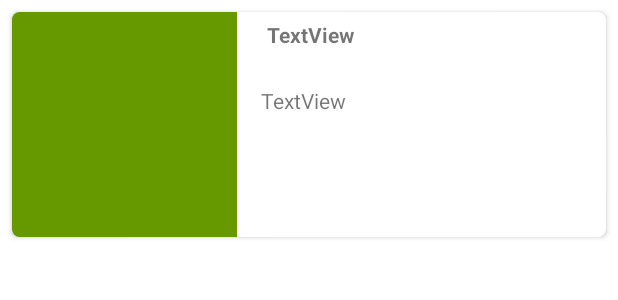
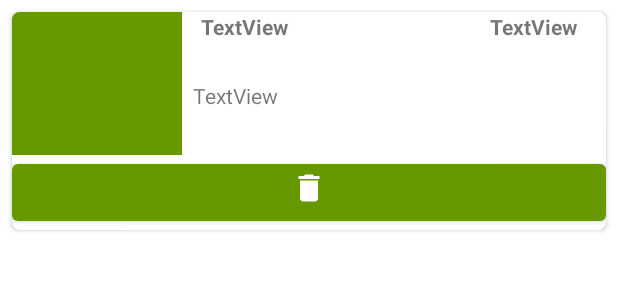
Before and after one commit to SunitcB/GardenMate, an Android app: the layout garden_log_list.xml on its own in the app's theme, with its tools: preview values and no code run, on a phone screen of 412 x 824 dp. Shown: the top 300 px of the screen. Run offline under Robolectric (Android 15) with nearby library versions, the phone set to English and light mode, and no system bars.

Commit message:
Refined few elements

```diff
--- a/app/src/main/java/com/sunitcb/gardenmate/entities/Plants.kt
+++ b/app/src/main/java/com/sunitcb/gardenmate/entities/Plants.kt
@@ -2,6 +2,7 @@ package com.sunitcb.gardenmate.entities
 
 import androidx.room.Entity
 import androidx.room.PrimaryKey
+import java.time.LocalDate
 
 @Entity
 data class Plants(
@@ -10,5 +11,6 @@ data class Plants(
     val name: String,
     val description: String,
     val type: String,
-    val wateringFrequency: Int
+    val wateringFrequency: Int,
+    val plantedDate: String
 )
--- a/app/src/main/java/com/sunitcb/gardenmate/ui/addPlant/AddPlantFragment.kt
+++ b/app/src/main/java/com/sunitcb/gardenmate/ui/addPlant/AddPlantFragment.kt
@@ -18,6 +18,7 @@ import com.sunitcb.gardenmate.databinding.FragmentPlantDetailsBinding
 import com.sunitcb.gardenmate.entities.Plants
 import com.sunitcb.gardenmate.ui.gardenLogs.GardenLogsFragmentDirections
 import com.sunitcb.gardenmate.ui.plantDetails.PlantDetailsViewModel
+import java.time.LocalDate
 import kotlin.math.log
 
 class AddPlantFragment : Fragment() {
@@ -88,7 +89,7 @@ class AddPlantFragment : Fragment() {
     ): Boolean {
         var isSuccess: Boolean = false;
         try {
-            viewModel.insert(Plants(0, plantName, plantDescription, plantType, wateringFrequency))
+            viewModel.insert(Plants(0, plantName, plantDescription, plantType, wateringFrequency, LocalDate.now().toString()))
             isSuccess = true
         } catch (ex: Exception) {
             println("Exception in adding new plant: " + ex.stackTrace)
--- a/app/src/main/java/com/sunitcb/gardenmate/ui/plantDetails/PlantDetailsFragment.kt
+++ b/app/src/main/java/com/sunitcb/gardenmate/ui/plantDetails/PlantDetailsFragment.kt
@@ -46,7 +46,6 @@ class PlantDetailsFragment : Fragment() {
         activity.toggle.setToolbarNavigationClickListener {
             activity.onBackPressed()
         }
-
         return root
     }
 
@@ -60,5 +59,6 @@ class PlantDetailsFragment : Fragment() {
         binding.plantDescriptionTxtView.text = plant?.description
         binding.plantTypeTxtView.text = plant?.type
         binding.wateringFrequencyTxtView.text = plant?.wateringFrequency.toString()
+        binding.plantedDateTxtView.text = plant?.plantedDate
     }
 }
--- /dev/null
+++ b/app/src/main/res/drawable/ic_delete.xml
@@ -0,0 +1,5 @@
+<vector android:height="24dp" android:tint="#000000"
+    android:viewportHeight="24" android:viewportWidth="24"
+    android:width="24dp" xmlns:android="http://schemas.android.com/apk/res/android">
+    <path android:fillColor="@android:color/white" android:pathData="M6,19c0,1.1 0.9,2 2,2h8c1.1,0 2,-0.9 2,-2V7H6v12zM19,4h-3.5l-1,-1h-5l-1,1H5v2h14V4z"/>
+</vector>
--- a/app/src/main/res/layout/garden_log_list.xml
+++ b/app/src/main/res/layout/garden_log_list.xml
@@ -14,8 +14,8 @@
 
         <Button
             android:id="@+id/plantAvatar"
-            android:layout_width="150dp"
-            android:layout_height="150dp"
+            android:layout_width="113dp"
+            android:layout_height="95dp"
             android:layout_centerHorizontal="true"
             android:background="@drawable/ic_launcher_background"
             android:clickable="false"
@@ -30,26 +30,50 @@
 
         <TextView
             android:id="@+id/plantNameView"
-            android:layout_width="206dp"
+            android:layout_width="187dp"
             android:layout_height="38dp"
-            android:layout_marginStart="20dp"
+            android:layout_marginStart="7dp"
             android:fontFamily="sans-serif"
             android:text="TextView"
             android:textStyle="bold"
-            app:layout_constraintBottom_toTopOf="@+id/plantDescriptionView"
+            app:layout_constraintEnd_toStartOf="@+id/plantTypeView"
             app:layout_constraintStart_toEndOf="@+id/plantAvatar"
             app:layout_constraintTop_toTopOf="parent" />
 
         <TextView
+            android:id="@+id/plantTypeView"
+            android:layout_width="72dp"
+            android:layout_height="37dp"
+            android:fontFamily="sans-serif"
+            android:text="TextView"
+            android:textStyle="bold"
+            app:layout_constraintEnd_toEndOf="parent"
+            app:layout_constraintStart_toEndOf="@+id/plantNameView"
+            app:layout_constraintTop_toTopOf="parent" />
+
+        <Button
+            android:id="@+id/deletePlantBtn"
+            android:layout_width="396dp"
+            android:layout_height="50dp"
+            android:drawableTop="@drawable/ic_delete"
+            android:drawableTint="#FFFCFC"
+            app:layout_constraintBottom_toBottomOf="parent"
+            app:layout_constraintEnd_toEndOf="parent"
+            app:layout_constraintHorizontal_bias="0.51"
+            app:layout_constraintStart_toStartOf="parent"
+            app:layout_constraintTop_toBottomOf="@+id/plantAvatar" />
+
+        <TextView
             android:id="@+id/plantDescriptionView"
-            android:layout_width="213dp"
-            android:layout_height="90dp"
-            android:layout_marginStart="16dp"
-            android:layout_marginBottom="5dp"
+            android:layout_width="275dp"
+            android:layout_height="50dp"
+            android:layout_marginStart="7dp"
+            android:layout_marginTop="8dp"
             android:text="TextView"
-            app:layout_constraintBottom_toBottomOf="parent"
+            app:layout_constraintEnd_toEndOf="parent"
             app:layout_constraintStart_toEndOf="@+id/plantAvatar"
             app:layout_constraintTop_toBottomOf="@+id/plantNameView" />
+
     </androidx.constraintlayout.widget.ConstraintLayout>
 
 </androidx.cardview.widget.CardView>
```
Also changed, not shown: app/src/main/java/com/sunitcb/gardenmate/ui/adapter/GardenLogAdapter.kt (+15 -3 lines), app/src/main/java/com/sunitcb/gardenmate/ui/gardenLogs/GardenLogsFragment.kt (+27 -2 lines), app/src/main/java/com/sunitcb/gardenmate/ui/gardenLogs/GardenLogsViewModel.kt (+11 -0 lines), app/src/main/res/layout/fragment_plant_details.xml (+18 -1 lines).
